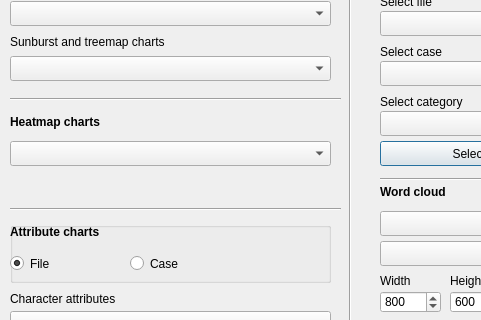
Old version of the form GUI_UIs/ui_dialog_charts.ui in the repository ccbogel/QualCoder; both pictures show x 0 to 481 and y 169 to 489 of the 1011 by 597 pixel window.
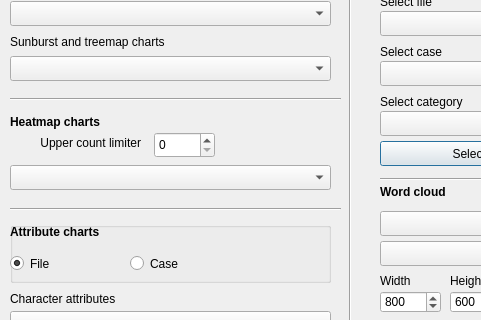
New version of the form.

Commit message: limiter for heatmap code counts

What changed in the file:
```diff
--- a/GUI_UIs/ui_dialog_charts.ui
+++ b/GUI_UIs/ui_dialog_charts.ui
@@ -476,7 +476,7 @@
    <property name="geometry">
     <rect>
      <x>10</x>
-     <y>310</y>
+     <y>334</y>
      <width>321</width>
      <height>25</height>
     </rect>
@@ -721,6 +721,44 @@
     <string>1=One word, 3=3 word phrase, 4=4 word phrase</string>
    </property>
   </widget>
+  <widget class="QLabel" name="label_upper_count">
+   <property name="geometry">
+    <rect>
+     <x>10</x>
+     <y>300</y>
+     <width>131</width>
+     <height>24</height>
+    </rect>
+   </property>
+   <property name="toolTip">
+    <string>&lt;html&gt;&lt;head/&gt;&lt;body&gt;&lt;p&gt;This is to allow a wider spread of head map colours when there are extreme count differences.&lt;/p&gt;&lt;p&gt;0 represents no limit.&lt;/p&gt;&lt;/body&gt;&lt;/html&gt;</string>
+   </property>
+   <property name="layoutDirection">
+    <enum>Qt::LeftToRight</enum>
+   </property>
+   <property name="text">
+    <string>Upper count limiter</string>
+   </property>
+   <property name="alignment">
+    <set>Qt::AlignRight|Qt::AlignTrailing|Qt::AlignVCenter</set>
+   </property>
+  </widget>
+  <widget class="QSpinBox" name="spinBox_count_max">
+   <property name="geometry">
+    <rect>
+     <x>154</x>
+     <y>301</y>
+     <width>61</width>
+     <height>26</height>
+    </rect>
+   </property>
+   <property name="maximum">
+    <number>500</number>
+   </property>
+   <property name="singleStep">
+    <number>50</number>
+   </property>
+  </widget>
   <zorder>groupBox</zorder>
   <zorder>label_info</zorder>
   <zorder>label_pie</zorder>
```
Left out of the diff: 5 changed lines with no effect on the pictures.
